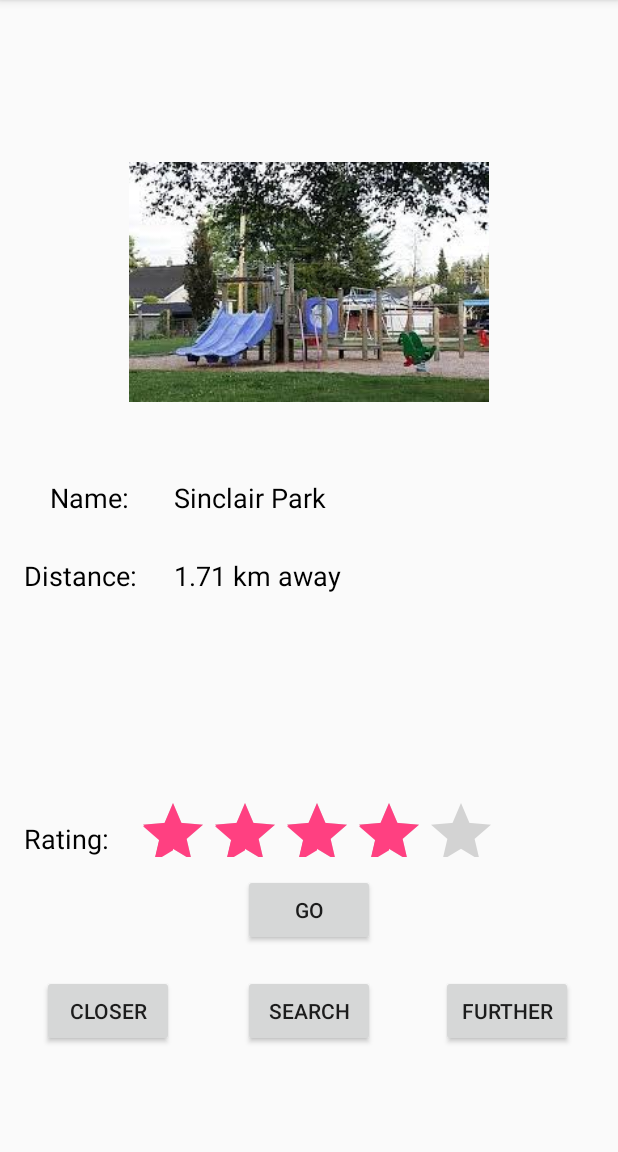
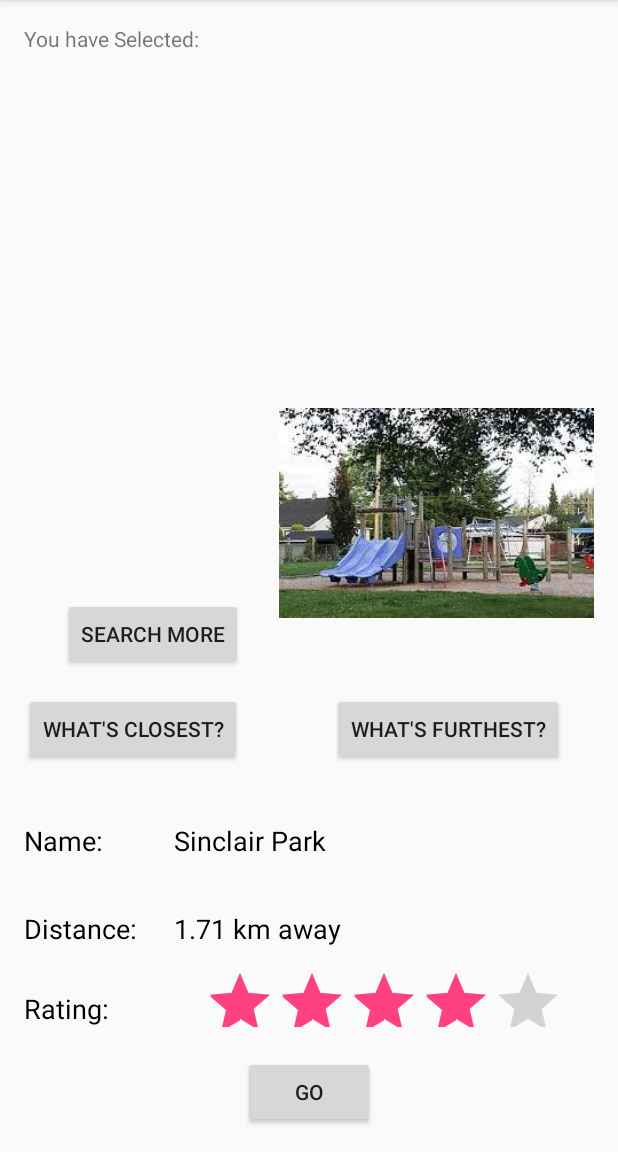
Before and after one commit to sardarali/MyCity, an Android app: the exploreActivity screen opened directly, with no data from a screen before it, after a tap on "GO", on a phone screen of 412 x 824 dp, the part 84-1236 px from its top. Run offline under Robolectric (Android 15) with nearby library versions, the light colour scheme and no system bars.

Commit message:
map park name added

```diff
--- a/app/src/main/java/newwest/mycity/SelectionActivity.java
+++ b/app/src/main/java/newwest/mycity/SelectionActivity.java
@@ -3,10 +3,14 @@ package newwest.mycity;
 import android.content.Intent;
 import android.support.v7.app.AppCompatActivity;
 import android.os.Bundle;
+import android.util.Log;
 import android.view.View;
+import android.widget.CheckBox;
 
 public class SelectionActivity extends AppCompatActivity {
 
+
+    CheckBox test;
     @Override
     protected void onCreate(Bundle savedInstanceState) {
         super.onCreate(savedInstanceState);
@@ -18,6 +22,7 @@ public class SelectionActivity extends AppCompatActivity {
                 start();
             }
         });
+
     }
     public void start() {
 
@@ -25,4 +30,5 @@ public class SelectionActivity extends AppCompatActivity {
         startActivity(i);
         //finish();
     }
+
 }
--- a/app/src/main/java/newwest/mycity/exploreActivity.java
+++ b/app/src/main/java/newwest/mycity/exploreActivity.java
@@ -1,20 +1,15 @@
 package newwest.mycity;
 
-import android.app.Notification;
-import android.app.NotificationManager;
 import android.content.ActivityNotFoundException;
 import android.content.Intent;
-import android.graphics.Color;
-import android.graphics.Paint;
-import android.graphics.Typeface;
 import android.net.Uri;
 import android.graphics.drawable.Drawable;
 import android.os.Handler;
 import android.support.v7.app.AppCompatActivity;
 import android.os.Bundle;
-import android.support.v7.app.NotificationCompat;
-import android.support.v7.widget.Toolbar;
+import android.util.Log;
 import android.view.View;
+import android.widget.CheckBox;
 import android.widget.ImageView;
 import android.widget.RatingBar;
 import android.widget.TextView;
@@ -25,6 +20,10 @@ import java.io.InputStream;
 import java.text.DecimalFormat;
 import java.util.Random;
 
+import static newwest.mycity.R.id.publicArtCheckBox;
+import static newwest.mycity.R.id.treeCheckBox;
+import static newwest.mycity.R.id.waterFountainCheckBox;
+
 public class exploreActivity extends AppCompatActivity {
     public static int parkIndex;
     private static int TIME_OUT = 8000; //Time to launch the another activity
@@ -33,14 +32,16 @@ public class exploreActivity extends AppCompatActivity {
     protected void onCreate(Bundle savedInstanceState) {
         super.onCreate(savedInstanceState);
         setContentView(R.layout.activity_explore);
+
         findViewById(R.id.Gobtn).setOnClickListener(new View.OnClickListener() {
             @Override
             public void onClick(View v) {
-//                go_rewards();
-                launchMap();
+                ParkDataRow pdr = MainActivity.parksDataset.get(parkIndex);
+                String parkName = pdr.getParkName();
+                launchMap(parkName);
             }
         });
-        findViewById(R.id.Searchbtn).setOnClickListener(new View.OnClickListener() {
+        findViewById(R.id.SearchMorebtn).setOnClickListener(new View.OnClickListener() {
             @Override
             public void onClick(View v) {
                 load_activity(v);
@@ -86,8 +87,11 @@ public class exploreActivity extends AppCompatActivity {
 
     }
 
-    public void launchMap() {
-        String uri = "https://www.google.ca/maps/place/Queens+Park,+New+Westminster,+BC/";
+    public void launchMap(String parkName) {
+        String convertedParkName = parkName.replace(' ','+');
+
+//        String uri = "https://www.google.ca/maps/place/Queens+Park,+New+Westminster,+BC/";
+        String uri = "https://www.google.ca/maps/place/" + convertedParkName + ",+New+Westminster,+BC/";
 
         Intent intent = new Intent(android.content.Intent.ACTION_VIEW,
                 Uri.parse(uri));
--- a/app/src/main/res/layout/activity_explore.xml
+++ b/app/src/main/res/layout/activity_explore.xml
@@ -15,37 +15,70 @@
         android:text="Go"
         android:layout_width="wrap_content"
         android:layout_height="wrap_content"
+        android:id="@+id/Gobtn"
         android:layout_alignParentBottom="true"
-        android:layout_centerHorizontal="true"
-        android:layout_marginBottom="121dp"
-        android:id="@+id/Gobtn" />
+        android:layout_centerHorizontal="true" />
+
+    <TextView
+        android:text="2.3km away"
+        android:layout_width="wrap_content"
+        android:layout_height="wrap_content"
+        android:id="@+id/parkDistance"
+        android:textColor="#000000"
+        android:textSize="18sp"
+        android:layout_alignBottom="@+id/distanceField"
+        android:layout_toEndOf="@+id/distanceField"
+        android:layout_alignTop="@+id/distanceField" />
+
+    <TextView
+        android:text="Name:"
+        android:layout_height="wrap_content"
+        android:id="@+id/nameField"
+        android:textColor="#000000"
+        android:textSize="18sp"
+        android:layout_width="150dp"
+        android:layout_alignBaseline="@+id/parkName"
+        android:layout_alignBottom="@+id/parkName"
+        android:layout_alignStart="@+id/distanceField" />
+
+    <RatingBar
+        android:layout_width="wrap_content"
+        android:id="@+id/ratingBar"
+        android:layout_height="40dp"
+        android:layout_marginBottom="19dp"
+        android:layout_marginEnd="20dp"
+        android:layout_above="@+id/Gobtn"
+        android:layout_alignParentEnd="true" />
+
+    <TextView
+        android:text="Rating:"
+        android:layout_width="wrap_content"
+        android:layout_height="wrap_content"
+        android:id="@+id/ratingField"
+        android:textColor="#000000"
+        android:textSize="18sp"
+        android:layout_alignBottom="@+id/ratingBar"
+        android:layout_alignStart="@+id/distanceField" />
+
+    <TextView
+        android:text="Distance:"
+        android:layout_width="100dp"
+        android:layout_height="wrap_content"
+        android:id="@+id/distanceField"
+        android:textColor="#000000"
+        android:textSize="18sp"
+        android:layout_above="@+id/ratingBar"
+        android:layout_alignParentStart="true"
+        android:layout_marginBottom="13dp" />
 
     <Button
-        android:text="Closer"
+        android:text="Search More"
         android:layout_width="wrap_content"
         android:layout_height="wrap_content"
-        android:id="@+id/Closerbtn"
-        android:layout_alignParentBottom="true"
-        android:layout_alignParentStart="true"
-        android:layout_marginStart="12dp"
-        android:layout_marginBottom="54dp" />
-
-    <Button
-        android:text="Search"
-        android:layout_width="wrap_content"
-        android:layout_height="wrap_content"
-        android:layout_alignTop="@+id/Closerbtn"
-        android:layout_alignStart="@+id/Gobtn"
-        android:id="@+id/Searchbtn" />
-
-    <Button
-        android:text="Further"
-        android:layout_width="wrap_content"
-        android:layout_height="wrap_content"
-        android:layout_alignBottom="@+id/Searchbtn"
-        android:layout_alignParentEnd="true"
-        android:layout_marginEnd="14dp"
-        android:id="@+id/Furtherbtn" />
+        android:id="@+id/SearchMorebtn"
+        android:layout_above="@+id/Furthestbtn"
+        android:layout_toStartOf="@+id/Gobtn"
+        android:layout_marginBottom="15dp" />
 
     <TextView
         android:text="Queens Park"
@@ -54,66 +87,51 @@
         android:id="@+id/parkName"
         android:textColor="#000000"
         android:textSize="18sp"
+        android:layout_marginBottom="34dp"
         android:layout_above="@+id/parkDistance"
-        android:layout_toEndOf="@+id/Closerbtn"
-        android:layout_marginBottom="27dp" />
+        android:layout_toEndOf="@+id/distanceField" />
+
+    <Button
+        android:text="What's furthest?"
+        android:layout_width="wrap_content"
+        android:layout_height="wrap_content"
+        android:id="@+id/Furthestbtn"
+        android:layout_marginBottom="38dp"
+        android:layout_above="@+id/parkName"
+        android:layout_alignEnd="@+id/ratingBar" />
+
+    <Button
+        android:text="What's Closest?"
+        android:layout_width="wrap_content"
+        android:layout_height="wrap_content"
+        android:id="@+id/Closestbtn"
+        android:layout_alignBottom="@+id/Furthestbtn"
+        android:layout_alignParentStart="true" />
 
     <TextView
-        android:text="2.3km away"
+        android:text="You have Selected:"
         android:layout_width="wrap_content"
         android:layout_height="wrap_content"
-        android:id="@+id/parkDistance"
-        android:textColor="#000000"
-        android:textSize="18sp"
-        android:layout_centerVertical="true"
-        android:layout_alignStart="@+id/parkName" />
+        android:layout_alignParentTop="true"
+        android:layout_alignParentStart="true"
+        android:id="@+id/youSelectedText" />
 
     <TextView
-        android:text="Rating:"
         android:layout_width="wrap_content"
         android:layout_height="wrap_content"
-        android:id="@+id/ratingField"
-        android:layout_above="@+id/Gobtn"
-        android:layout_alignStart="@+id/nameField"
-        android:layout_marginBottom="11dp"
-        android:textColor="#000000"
-        android:textSize="18sp"/>
-
-    <RatingBar
-        android:layout_width="wrap_content"
-        android:id="@+id/ratingBar"
-        android:layout_height="40dp"
-        android:layout_alignBottom="@+id/ratingField"
-        android:layout_toEndOf="@+id/nameField" />
+        android:layout_below="@+id/youSelectedText"
+        android:layout_alignParentStart="true"
+        android:layout_marginTop="22dp"
+        android:id="@+id/selectedText"
+        android:layout_alignEnd="@+id/youSelectedText"
+        android:layout_above="@+id/SearchMorebtn" />
 
     <ImageView
         app:srcCompat="@mipmap/queens_park_entrance_sign_web"
         android:id="@+id/parkImage"
-        android:layout_marginBottom="11dp"
-        android:layout_above="@+id/parkName"
-        android:layout_centerHorizontal="true"
-        android:layout_width="240dp"
-        android:layout_height="240dp" />
-
-    <TextView
-        android:text="Name:"
-        android:layout_width="wrap_content"
-        android:layout_height="wrap_content"
-        android:id="@+id/nameField"
-        android:textColor="#000000"
-        android:textSize="18sp"
-        android:layout_below="@+id/parkImage"
-        android:layout_toStartOf="@+id/parkImage"
-        android:layout_alignBottom="@+id/parkName" />
-
-    <TextView
-        android:text="Distance:"
-        android:layout_width="wrap_content"
-        android:layout_height="wrap_content"
-        android:id="@+id/nameField"
-        android:textColor="#000000"
-        android:textSize="18sp"
-        android:layout_centerVertical="true"
-        android:layout_alignParentStart="true" />
+        android:layout_width="210dp"
+        android:layout_height="210dp"
+        android:layout_alignBottom="@+id/SearchMorebtn"
+        android:layout_alignParentEnd="true" />
 
 </RelativeLayout>
--- a/app/src/main/res/layout/activity_rewards.xml
+++ b/app/src/main/res/layout/activity_rewards.xml
@@ -277,8 +277,8 @@
         android:layout_height="wrap_content"
         android:id="@+id/parkNameView"
         android:layout_weight="0.19"
-        android:layout_marginTop="15dp"
-        android:layout_marginEnd="69dp"
+        android:layout_marginTop="16dp"
+        android:layout_marginEnd="48dp"
         android:layout_alignTop="@+id/parkView"
         android:layout_alignParentEnd="true" />
 
--- a/app/src/main/res/layout/activity_selection.xml
+++ b/app/src/main/res/layout/activity_selection.xml
@@ -71,7 +71,8 @@
         android:layout_marginTop="19dp"
         android:id="@+id/parkCheckBox"
         android:layout_below="@+id/imageView4"
-        android:layout_toEndOf="@+id/imageView4" />
+        android:layout_toEndOf="@+id/imageView4"
+        android:checked="false" />
 
     <CheckBox
         android:text="Trees"
```
